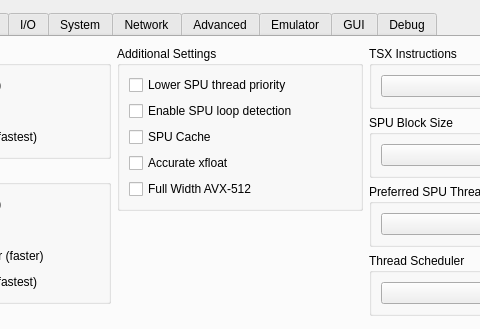
RPCS3/rpcs3, file rpcs3/rpcs3qt/settings_dialog.ui: the form before one commit; both pictures show x 158 to 638 and y 0 to 329 of the 796 by 730 pixel window.
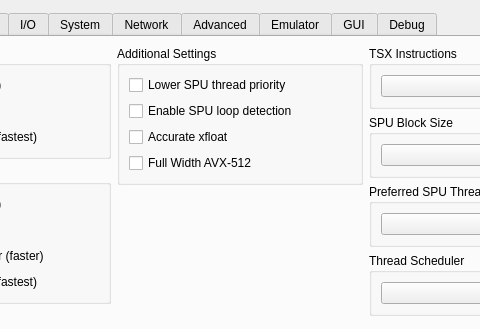
The form after the commit. Icons and pictures are not drawn.

Commit message: ui: Remove SPU Cache from settings dialog

Patch:
```diff
--- a/rpcs3/rpcs3qt/settings_dialog.ui
+++ b/rpcs3/rpcs3qt/settings_dialog.ui
@@ -157,13 +157,6 @@
                 </property>
                </widget>
               </item>
-              <item>
-               <widget class="QCheckBox" name="spuCache">
-                <property name="text">
-                 <string>SPU Cache</string>
-                </property>
-               </widget>
-              </item>
               <item>
                <widget class="QCheckBox" name="accurateXFloat">
                 <property name="text">
```
The commit also changes 2 other files.
